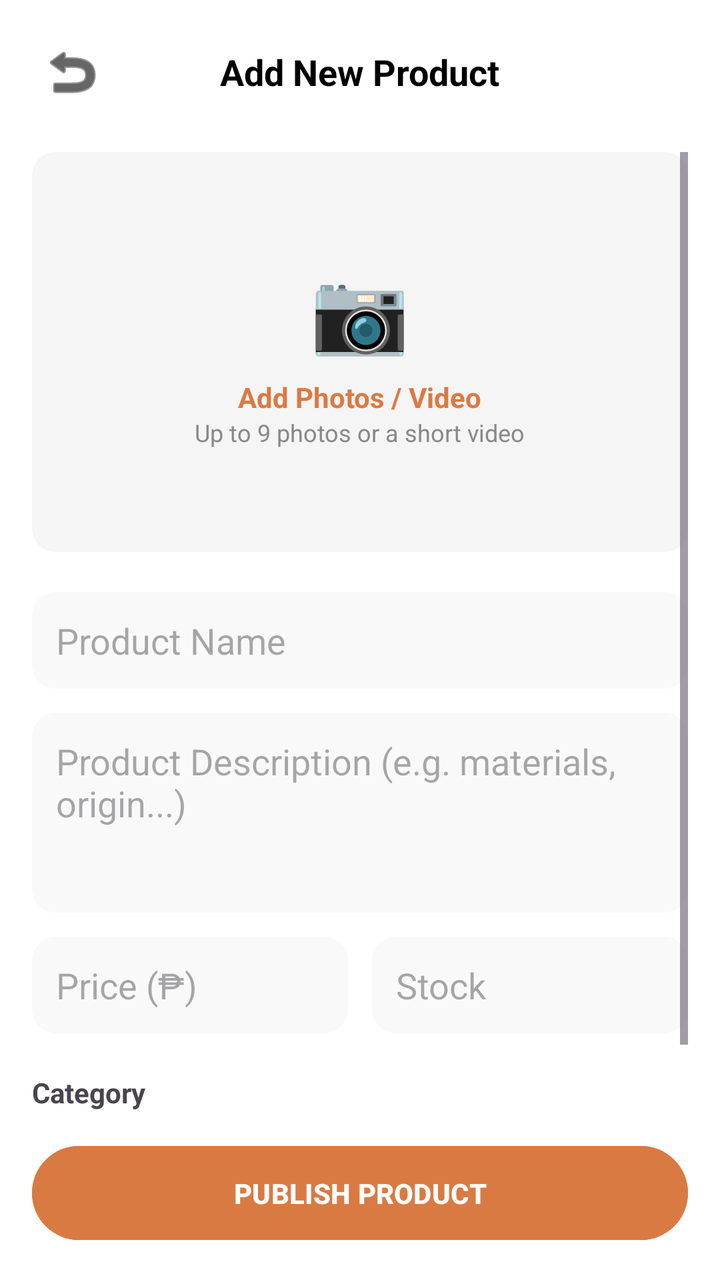
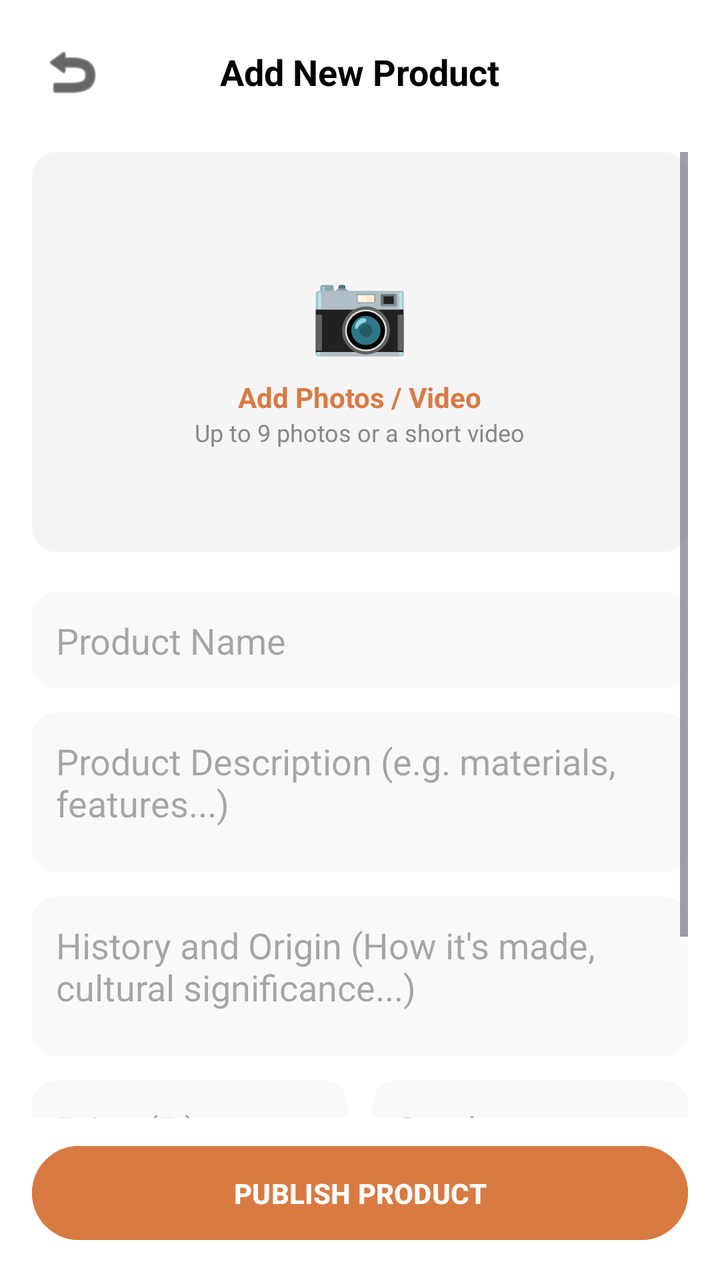

Screens rendered from an Android XML layout before and after an edit, with the pre-edit source and the edit as a unified diff.
<!-- AndroidManifest.xml: application theme Theme.Katutubo_F -->
<!-- res/layout/fragment_upload_product.xml -->
<?xml version="1.0" encoding="utf-8"?>
<LinearLayout xmlns:android="http://schemas.android.com/apk/res/android"
    xmlns:app="http://schemas.android.com/apk/res-auto"
    android:layout_width="match_parent"
    android:layout_height="match_parent"
    android:background="#FFFFFF"
    android:orientation="vertical"
    android:padding="16dp">

    <RelativeLayout
        android:layout_width="match_parent"
        android:layout_height="wrap_content"
        android:layout_marginBottom="20dp">

        <ImageButton
            android:id="@+id/btn_back"
            android:layout_width="40dp"
            android:layout_height="40dp"
            android:background="?attr/selectableItemBackgroundBorderless"
            android:src="@android:drawable/ic_menu_revert"
            app:tint="@color/black" />

        <TextView
            android:layout_width="wrap_content"
            android:layout_height="wrap_content"
            android:layout_centerInParent="true"
            android:text="Add New Product"
            android:textColor="@color/black"
            android:textSize="18sp"
            android:textStyle="bold" />
    </RelativeLayout>

    <ScrollView
        android:layout_width="match_parent"
        android:layout_height="0dp"
        android:layout_weight="1">

        <LinearLayout
            android:layout_width="match_parent"
            android:layout_height="wrap_content"
            android:orientation="vertical">

            
            <LinearLayout
                android:id="@+id/upload_media_area"
                android:layout_width="match_parent"
                android:layout_height="200dp"
                android:background="@drawable/rounded_white_bg"
                android:backgroundTint="#F5F5F5"
                android:gravity="center"
                android:orientation="vertical"
                android:clickable="true"
                android:focusable="true">

                <TextView
                    android:layout_width="wrap_content"
                    android:layout_height="wrap_content"
                    android:text="📷"
                    android:textSize="40sp" />

                <TextView
                    android:layout_width="wrap_content"
                    android:layout_height="wrap_content"
                    android:layout_marginTop="8dp"
                    android:text="Add Photos / Video"
                    android:textColor="@color/katutubo_orange"
                    android:textStyle="bold" />

                <TextView
                    android:layout_width="wrap_content"
                    android:layout_height="wrap_content"
                    android:text="Up to 9 photos or a short video"
                    android:textSize="12sp"
                    android:textColor="#888888" />
            </LinearLayout>

            <EditText
                android:id="@+id/et_product_name"
                android:layout_width="match_parent"
                android:layout_height="wrap_content"
                android:layout_marginTop="20dp"
                android:hint="Product Name"
                android:padding="12dp"
                android:background="@drawable/rounded_white_bg"
                android:backgroundTint="#F9F9F9" />

            <EditText
                android:id="@+id/et_product_desc"
                android:layout_width="match_parent"
                android:layout_height="100dp"
                android:layout_marginTop="12dp"
                android:gravity="top"
                android:hint="Product Description (e.g. materials, origin...)"
                android:padding="12dp"
                android:background="@drawable/rounded_white_bg"
                android:backgroundTint="#F9F9F9" />

            <LinearLayout
                android:layout_width="match_parent"
                android:layout_height="wrap_content"
                android:layout_marginTop="12dp"
                android:orientation="horizontal">

                <EditText
                    android:id="@+id/et_product_price"
                    android:layout_width="0dp"
                    android:layout_height="wrap_content"
                    android:layout_weight="1"
                    android:hint="Price (₱)"
                    android:inputType="numberDecimal"
                    android:padding="12dp"
                    android:background="@drawable/rounded_white_bg"
                    android:backgroundTint="#F9F9F9" />

                <View android:layout_width="12dp" android:layout_height="1dp" />

                <EditText
                    android:id="@+id/et_product_stock"
                    android:layout_width="0dp"
                    android:layout_height="wrap_content"
                    android:layout_weight="1"
                    android:hint="Stock"
                    android:inputType="number"
                    android:padding="12dp"
                    android:background="@drawable/rounded_white_bg"
                    android:backgroundTint="#F9F9F9" />
            </LinearLayout>

            <TextView
                android:layout_width="wrap_content"
                android:layout_height="wrap_content"
                android:layout_marginTop="20dp"
                android:text="Category"
                android:textStyle="bold" />

            <HorizontalScrollView
                android:layout_width="match_parent"
                android:layout_height="wrap_content"
                android:layout_marginTop="8dp"
                android:scrollbars="none">
                <LinearLayout
                    android:layout_width="wrap_content"
                    android:layout_height="wrap_content"
                    android:orientation="horizontal">
                    <TextView android:layout_width="wrap_content" android:layout_height="wrap_content" android:text="Textiles" android:paddingHorizontal="15dp" android:paddingVertical="8dp" android:background="@drawable/category_chip_bg" android:layout_marginEnd="8dp" />
                    <TextView android:layout_width="wrap_content" android:layout_height="wrap_content" android:text="Pottery" android:paddingHorizontal="15dp" android:paddingVertical="8dp" android:background="@drawable/category_chip_bg" android:layout_marginEnd="8dp" />
                    <TextView android:layout_width="wrap_content" android:layout_height="wrap_content" android:text="Jewelry" android:paddingHorizontal="15dp" android:paddingVertical="8dp" android:background="@drawable/category_chip_bg" android:layout_marginEnd="8dp" />
                    <TextView android:layout_width="wrap_content" android:layout_height="wrap_content" android:text="Baskets" android:paddingHorizontal="15dp" android:paddingVertical="8dp" android:background="@drawable/category_chip_bg" android:layout_marginEnd="8dp" />
                </LinearLayout>
            </HorizontalScrollView>

        </LinearLayout>
    </ScrollView>

    <Button
        android:id="@+id/btn_publish"
        android:layout_width="match_parent"
        android:layout_height="55dp"
        android:layout_marginTop="10dp"
        android:text="PUBLISH PRODUCT"
        android:backgroundTint="@color/katutubo_orange"
        android:textColor="@color/white"
        android:textStyle="bold" />

</LinearLayout>
<!-- resources referenced by this layout -->
<resources>
  <color name="black">#000000</color>
  <color name="katutubo_orange">#D97A43</color>
  <color name="white">#FFFFFF</color>
  <!-- drawable category_chip_bg (drawable) -->
  <?xml version="1.0" encoding="utf-8"?>
  <shape xmlns:android="http://schemas.android.com/apk/res/android">
      <solid android:color="@color/white" />
      <corners android:radius="16dp" />
  </shape>
  <!-- drawable rounded_white_bg (drawable) -->
  <?xml version="1.0" encoding="utf-8"?>
  <shape xmlns:android="http://schemas.android.com/apk/res/android">
      <solid android:color="@color/white" />
      <corners android:radius="12dp" />
  </shape>
  <style name="Theme.Katutubo_F" parent="Base.Theme.Katutubo_F">
          
          <item name="bottomNavigationStyle">@style/Widget.App.BottomNavigationView</item>
      </style>
  <style name="Base.Theme.Katutubo_F" parent="Theme.Material3.DayNight.NoActionBar">
          
      </style>
  <style name="Widget.App.BottomNavigationView" parent="Widget.Material3.BottomNavigationView">
          
          <item name="materialThemeOverlay">@style/ThemeOverlay.App.BottomNavigation</item>
      </style>
  <style name="ThemeOverlay.App.BottomNavigation" parent="">
          
          <item name="colorSecondaryContainer">#EFEBE9</item>
      </style>
</resources>

<!-- the commit's change to res/layout/fragment_upload_product.xml (unified diff, before → after) -->
@@ -87,10 +87,21 @@
             <EditText
                 android:id="@+id/et_product_desc"
                 android:layout_width="match_parent"
-                android:layout_height="100dp"
+                android:layout_height="80dp"
                 android:layout_marginTop="12dp"
                 android:gravity="top"
-                android:hint="Product Description (e.g. materials, origin...)"
+                android:hint="Product Description (e.g. materials, features...)"
+                android:padding="12dp"
+                android:background="@drawable/rounded_white_bg"
+                android:backgroundTint="#F9F9F9" />
+
+            <EditText
+                android:id="@+id/et_product_history"
+                android:layout_width="match_parent"
+                android:layout_height="80dp"
+                android:layout_marginTop="12dp"
+                android:gravity="top"
+                android:hint="History and Origin (How it's made, cultural significance...)"
                 android:padding="12dp"
                 android:background="@drawable/rounded_white_bg"
                 android:backgroundTint="#F9F9F9" />
